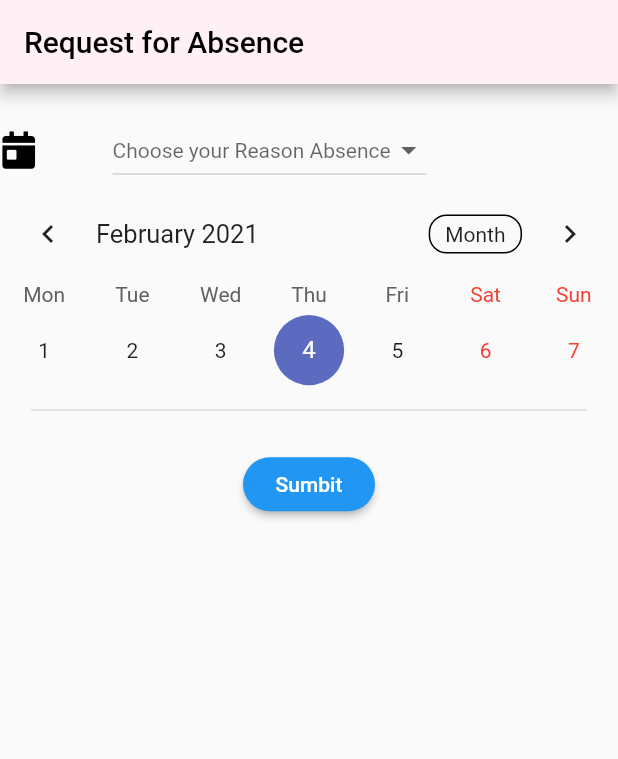
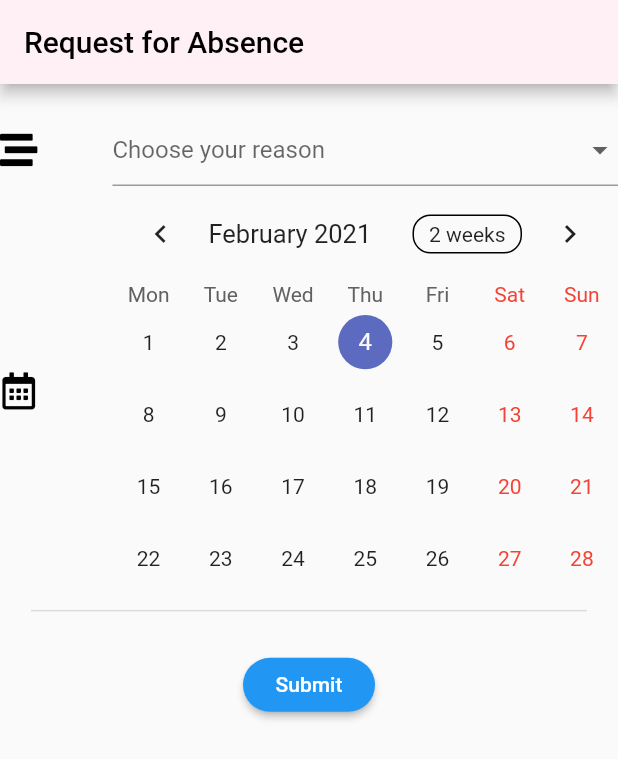
Before and after one commit to PROJEKSKRIPSIANDROID/ATAM, a Flutter app: the RequestAbsencePage screen opened directly, on a phone screen of 412 x 824 dp. Shown: the top 759 px of the screen. Run offline on Flutter 3.47's test engine with Material 2 defaults, Android fonts, the phone set to English and light mode, and no system bars; drawn by our look-alikes of table_calendar; our stand-ins replace cloud_firestore, firebase_auth, firebase_core, flutter_easyloading, font_awesome_flutter, geolocator and 1 more; missing offline and left inert: geocoder, geoflutterfire, time_formatter; accounts and stored records are empty; statements that could not run were skipped.

Commit message:
commit
udh mau jadi

```diff
--- a/lib/Pages/RequestAbsence/request_absence_page.dart
+++ b/lib/Pages/RequestAbsence/request_absence_page.dart
@@ -22,8 +22,10 @@ class _RequestAbsencePage extends State<RequestAbsencePage> {
   }
 
   var selectedName;
-  final GlobalKey<FormState> _formKey = new GlobalKey<FormState>();
-  List<String> _absenceReason = <String>['Cuti', 'Izin', 'Sakit'];
+  final _formKey = GlobalKey<FormState>();
+  bool _autovalidate = false;
+  String selectedReason;
+  String name;
 
   @override
   Widget build(BuildContext context) {
@@ -40,50 +42,64 @@ class _RequestAbsencePage extends State<RequestAbsencePage> {
           )),
       body: Form(
         key: _formKey,
-        autovalidate: true,
+        autovalidate: _autovalidate,
         child: Column(
           mainAxisAlignment: MainAxisAlignment.start,
           crossAxisAlignment: CrossAxisAlignment.center,
-          //padding: EdgeInsets.symmetric(horizontal: 15.0),
           children: <Widget>[
             SizedBox(
               height: 20.0,
             ),
             Row(
               mainAxisAlignment: MainAxisAlignment.start,
-              children: <Widget>[
+              children: <Widget> [
                 Icon(
-                  FontAwesomeIcons.calendarDay,
+                  FontAwesomeIcons.stream,
                   size: 25.0,
                   color: Colors.black,
                 ),
                 SizedBox(
                   width: 50.0,
                 ),
-                DropdownButton(
-                  items: _absenceReason
-                      .map((value) => DropdownMenuItem(
-                            child: Text(value,
-                                style: TextStyle(color: Colors.black)),
+                Expanded(
+                    child: DropdownButtonFormField<String>(
+                      value: selectedReason,
+                      hint: Text(
+                        'Choose your reason',
+                      ),
+                      onChanged: (value) =>
+                          setState(() => selectedReason = value),
+                      validator: (value) => value == null ? 'field required' : null,
+                      items:
+                      ['Cuti', 'Izin', 'Sakit'].map<DropdownMenuItem<String>>((String value) {
+                        return DropdownMenuItem<String>(
                           value: value,
-                          ))
-                      .toList(),
-                  onChanged: (selectedReasonName) {
-                    setState(() {
-                      selectedName = selectedReasonName;
-                    });
-                  },
-                  value: selectedName,
-                  isExpanded: false,
-                  hint: Text('Choose your Reason Absence'),
-                  style: TextStyle(color: Colors.black),
+                          child: Text(value),
+                        );
+                      }).toList(),
+                    ),
                 ),
               ],
             ),
-            TableCalendar(
-              initialCalendarFormat: CalendarFormat.week,
+            Row(
+              mainAxisAlignment: MainAxisAlignment.start,
+              children: <Widget> [
+                Icon(
+                  FontAwesomeIcons.calendarAlt,
+                  size: 25.0,
+                  color: Colors.black,
+                ),
+                SizedBox(
+                  width: 50.0,
+                ),
+                Expanded(
+                  child: TableCalendar(
+                    initialCalendarFormat: CalendarFormat.month,
                     calendarController: _controller,
                     startingDayOfWeek: StartingDayOfWeek.monday,
+                  ),
+                ),
+              ],
             ),
             Container(
               //padding: EdgeInsets.symmetric(horizontal: 15.0),
@@ -98,14 +114,23 @@ class _RequestAbsencePage extends State<RequestAbsencePage> {
               ),
             ),
             RaisedButton(
-              child: Text('Sumbit'),
+              child: Text('Submit'),
+              color: Colors.blue,
               onPressed: () {
+                if (_formKey.currentState.validate()) {
                   addToReqAbsence();
                   Navigator.push(
                       context,
                       MaterialPageRoute(
                         builder: (_) => EmployeeMainMenu(),
                       ));
+                  _formKey.currentState.save();//save once fields are valid, onSaved method invoked for every form fields
+
+                } else {
+                  setState(() {
+                    _autovalidate = true; //enable realtime validation
+                  });
+                }
               },
             )
           ],
@@ -114,13 +139,14 @@ class _RequestAbsencePage extends State<RequestAbsencePage> {
     );
   }
 
+
   void addToReqAbsence() {
 
     FirebaseFirestore _db = FirebaseFirestore.instance;
     FirebaseFirestore _db2 = FirebaseFirestore.instance;
     FirebaseAuth _auth = FirebaseAuth.instance;
     final user = _auth.currentUser;
-    String reqReason = selectedName.toString();
+    String reqReason = selectedReason.toString();
     DateTime reqDate = _controller.selectedDay;
 
 /*    Stream<QuerySnapshot> getUsername(BuildContext context) async*{
--- a/pubspec.yaml
+++ b/pubspec.yaml
@@ -49,7 +49,7 @@ dependencies:
 
   location: ^3.0.0
   geoflutterfire: ^2.2.1
-
+  flutter_easyloading: ^2.2.2
 
 
 
```
Also changed, not shown: lib/Pages/MonitoringEmployee/employee_location.dart (+12 -35 lines), lib/Pages/deptHead_attendance_history.dart (added, +199 -0 lines), lib/Pages/edit_assign.dart (+54 -78 lines), lib/Pages/notifications.dart (+5 -4 lines), lib/Pages/profile_page.dart (+31 -6 lines), pubspec.lock. Lines whose indentation alone changed are shown as unchanged.
